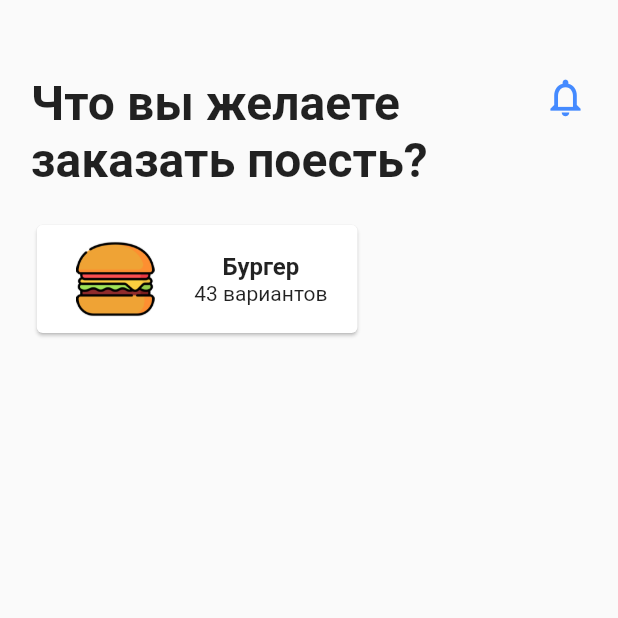
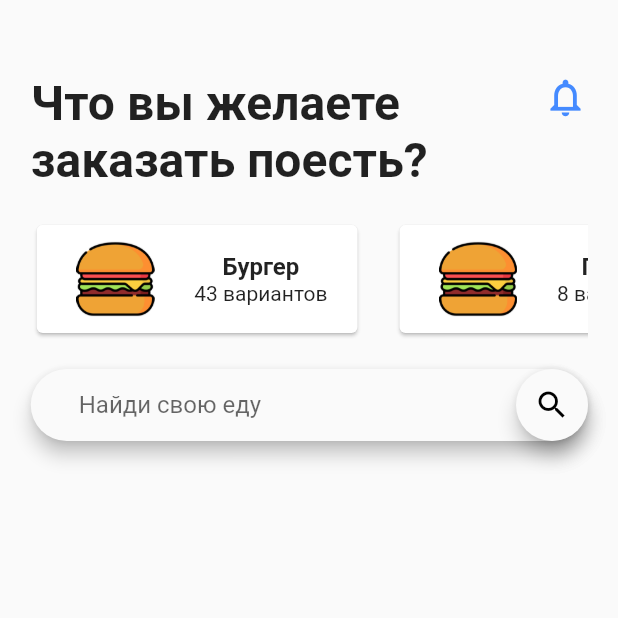
Before and after one commit to revovich/flutter_delivery_app, a Flutter app: the screen it shows after launch, on a phone screen of 412 x 824 dp, the top half of it. Run offline on Flutter 3.47's test engine with Material 2 defaults, Android fonts, the phone set to English and light mode, and no system bars.

Commit message:
add Search field

```diff
--- a/lib/src/data/category_data.dart
+++ b/lib/src/data/category_data.dart
@@ -6,4 +6,19 @@ final categories = [
     imagePath: 'assets/images/burger.png',
     categoryName: 'Бургер'
   ),
+  Category(
+    numberOfItems: 8,
+    imagePath: 'assets/images/burger.png',
+    categoryName: 'Пицца'
+  ),
+  Category(
+    numberOfItems: 15,
+    imagePath: 'assets/images/burger.png',
+    categoryName: 'Салаты'
+  ),
+  Category(
+    numberOfItems: 27,
+    imagePath: 'assets/images/burger.png',
+    categoryName: 'Напитки'
+  ),
 ];
--- a/lib/src/homescreen.dart
+++ b/lib/src/homescreen.dart
@@ -1,6 +1,7 @@
 import 'package:flutter/material.dart';
 import 'widgets/home_top_info.dart';
 import 'widgets/food_category.dart';
+import 'widgets/search_field.dart';
 class HomeScreen extends StatefulWidget {
   @override
   _HomeScreenState createState() => _HomeScreenState();
@@ -9,14 +10,18 @@ class HomeScreen extends StatefulWidget {
 class _HomeScreenState extends State<HomeScreen> {
 
 
+
   @override
   Widget build(BuildContext context) {
+
     return Scaffold(
       body: ListView(
         padding: EdgeInsets.only(top:50.0, left: 20.5, right: 20.0),
         children: <Widget>[
          HomeTopInfo(),
          FoodCategory(),
+         SizedBox(height: 20.0,),
+         SearchField(),
         ],
       ),
     );
--- /dev/null
+++ b/lib/src/widgets/search_field.dart
@@ -0,0 +1,26 @@
+import 'package:flutter/material.dart';
+
+class SearchField extends StatelessWidget {
+  @override
+  Widget build(BuildContext context) {
+    return Material(
+      elevation: 5.0,
+      borderRadius: BorderRadius.circular(30.0),
+      child: TextField(
+        decoration: InputDecoration(
+            contentPadding:
+                EdgeInsets.symmetric(horizontal: 32.0, vertical: 14.0),
+            hintText: "Найди свою еду",
+            suffixIcon: Material(
+              elevation: 5.0,
+              borderRadius: BorderRadius.circular(30.0),
+              child: Icon(
+                Icons.search,
+                color: Colors.black,
+              ),
+            ),
+            border: InputBorder.none),
+      ),
+    );
+  }
+}
```
